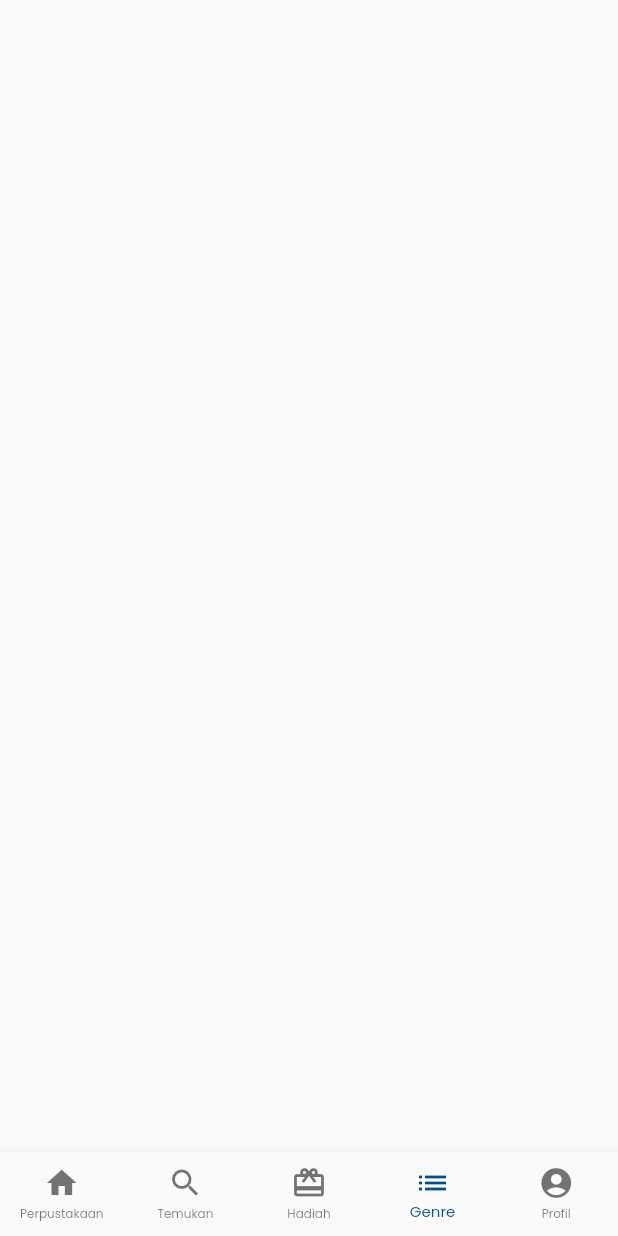
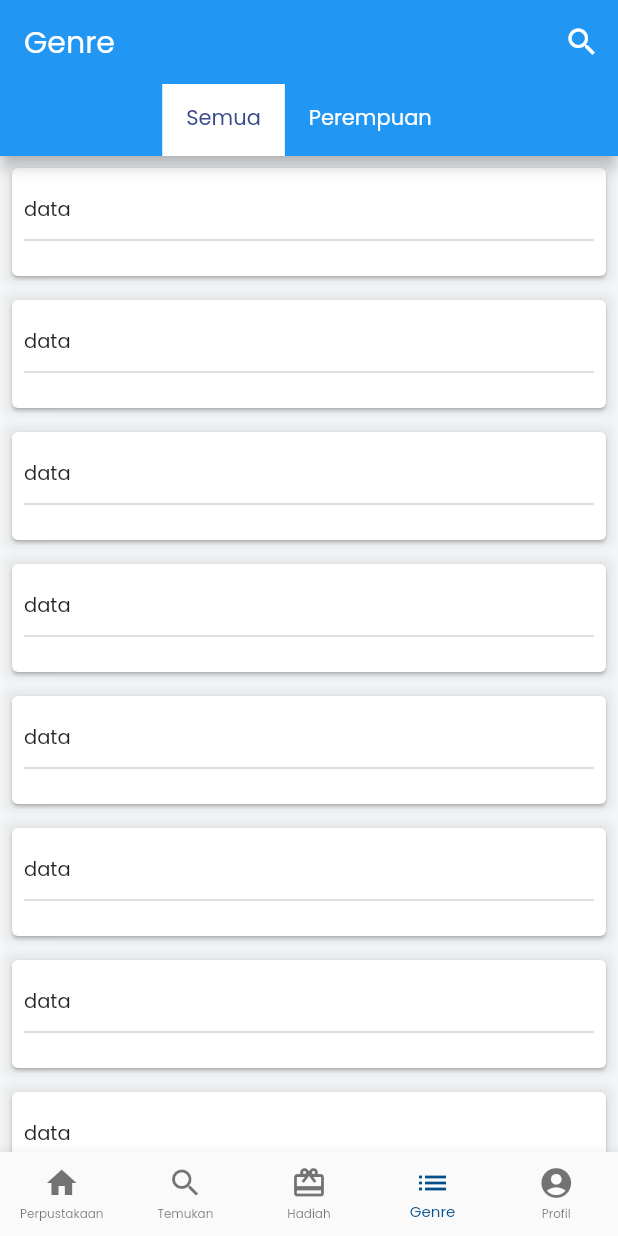
Before and after one commit to edward-reynara/flutter, a Flutter app: the screen it shows after launch, item 4 of the bottom bar chosen, on a phone screen of 412 x 824 dp. Run offline on Flutter 3.47's test engine with Material 2 defaults, Android fonts, the phone set to English and light mode, and no system bars; our stand-ins replace bloc, connectivity, device_info_plus, equatable, firebase_core, firebase_crashlytics and 5 more; missing offline and left inert: inject, platform_device_id; accounts and stored records are empty; generated files the repository leaves out were written again.

Commit message:
update top tab

```diff
--- /dev/null
+++ b/lib/feature/genre/resource/genre_api_provider.dart
@@ -0,0 +1,13 @@
+import 'dart:convert';
+import 'package:meta/meta.dart';
+import 'package:shared_preferences/shared_preferences.dart';
+
+import '../../../component/http/http_provider.dart';
+
+class GenreApiProvider {
+  HttpProvider apiProvider;
+  final String baseUrl;
+
+  GenreApiProvider({@required this.baseUrl, @required this.apiProvider})
+      : assert(apiProvider != null);
+}
--- /dev/null
+++ b/lib/feature/genre/resource/genre_repository.dart
@@ -0,0 +1,16 @@
+import 'package:meta/meta.dart';
+
+import '../../../component/helper/env.dart';
+import '../../../component/http/http_provider.dart';
+import 'genre_api_provider.dart';
+
+class GenreRepository {
+  final HttpProvider apiProvider;
+  GenreApiProvider genreApiProvider;
+  Env env;
+
+  GenreRepository({@required this.env, @required this.apiProvider}) {
+    genreApiProvider =
+        GenreApiProvider(baseUrl: env.baseUrl, apiProvider: apiProvider);
+  }
+}
--- /dev/null
+++ b/lib/feature/genre/tabbar_genre/bloc/tabbar_genre_bloc.dart
@@ -0,0 +1,159 @@
+import 'dart:async';
+import 'package:bloc/bloc.dart';
+import 'package:meta/meta.dart';
+import 'package:ringkasan_buku/feature/genre/tabbar_genre/bloc/tabbar_genre_event.dart';
+import 'package:ringkasan_buku/feature/genre/tabbar_genre/bloc/tabbar_genre_state.dart';
+import '../../resource/genre_repository.dart';
+
+class TabBarGenreBloc extends Bloc<TabBarGenreEvent, TabBarGenreState> {
+  int currentIndex = 0;
+  int page;
+
+  // List<Transaction> trans;
+
+  final GenreRepository genreRepository;
+
+  TabBarGenreBloc({@required this.genreRepository})
+      : assert(genreRepository != null);
+
+  @override
+  TabBarGenreState get initialState => TabLoading();
+
+  @override
+  Stream<TabBarGenreState> mapEventToState(TabBarGenreEvent event) async* {
+    final TabBarGenreState currentState = state;
+    // SharedPreferences prefs = await SharedPreferences.getInstance();
+    // int appId = prefs.getInt("appId");
+
+    if (event is TabStarted) {
+      this.add(TabTapped(index: this.currentIndex));
+      yield TabLoading();
+    }
+
+    if (event is TabTapped) {
+      page = 1;
+      this.currentIndex = event.index;
+      yield CurrentIndexChanged(currentIndex: this.currentIndex);
+      yield TabLoading();
+      // if (appId == null) {
+      //   yield EmptyTransaction(text: "Select your App first");
+      // }
+      // TODO Get All transaction
+      if (this.currentIndex == 0) {
+        try {
+          // final response =
+          //     await transactionRepository.getTransactionData(appId, 0, page);
+          // if (response.status == Status.ConnectivityError) {
+          //   yield ExpiredTransaction();
+          // }
+          // if (response.status == Status.NewToken) {
+          //   final response =
+          //       await transactionRepository.getTransactionData(appId, 0, page);
+          //   trans = response.data;
+          //   if (trans == null) {
+          //     yield ExpiredTransaction();
+          //   }
+          //   if (trans.length == 0) {
+          //     yield EmptyTransaction(text: "No data found for all transaction");
+          //   } else {
+          //     yield AllTransactionLoaded(trans: trans, reachMax: false);
+          //   }
+          // }
+          // if (response.status == Status.Success) {
+          //   trans = response.data;
+          //   if (trans.length == 0) {
+          //     yield EmptyTransaction(text: "No data found for all transaction");
+          //   } else {
+          yield AllGenreLoaded(reachMax: false);
+          // }
+          // }
+        } catch (e) {}
+      }
+
+      // TODO Get transaction completed
+      if (this.currentIndex == 1) {
+        try {
+          // final response =
+          //     await transactionRepository.getTransactionData(appId, 7, page);
+          // if (response.status == Status.ConnectivityError) {
+          //   yield ConnectionError();
+          // }
+          //
+          // if (response.status == Status.Success) {
+          //   trans = response.data;
+          //   if (trans.length == 0) {
+          yield EmptyGenre(text: "No data found");
+          //   } else {
+          //     yield CompletedTransactionLoaded(
+          //         trans: trans, busy: false, reachMax: false);
+          //   }
+          // }
+        } catch (e) {
+          if (e.toString() ==
+              "Error During Communication: No internet connection") {
+            yield ConnectionError();
+          } else if (e.toString() == "Gateway Timeout: Request Timeout") {
+            yield RequestTimeout();
+          }
+          print(e.toString());
+        }
+      }
+    }
+
+    // TODO Get New Items
+    // if (event is NewItems) {
+    //   // TODO Get New Items All Transaction
+    //   if (currentState is AllTransactionLoaded) {
+    //     try {
+    //       if (!currentState.reachMax) {
+    //         page += 1;
+    //         final response =
+    //             await transactionRepository.getTransactionData(appId, 0, page);
+    //         if (response.status == Status.ConnectivityError) {
+    //           yield ConnectionError();
+    //         }
+    //
+    //         if (response.status == Status.Success) {
+    //           trans = response.data;
+    //           if (trans.length == 0) {
+    //             yield AllTransactionLoaded(trans: [], reachMax: true);
+    //           } else {
+    //             yield AllTransactionLoaded(trans: trans, reachMax: false);
+    //           }
+    //         }
+    //       }
+    //     } catch (e) {
+    //       print(e.toString());
+    //     }
+    //   }
+
+    // TODO Get New Items Completed Transaction
+    // if (currentState is CompletedTransactionLoaded) {
+    //   try {
+    //     if (!currentState.reachMax) {
+    //       page += 1;
+    //       final response =
+    //           await transactionRepository.getTransactionData(appId, 7, page);
+    //       if (response.status == Status.ConnectivityError) {
+    //         yield ConnectionError();
+    //       }
+    //
+    //       if (response.status == Status.Success) {
+    //         trans = response.data;
+    //         if (trans.length == 0) {
+    //           yield CompletedTransactionLoaded(
+    //               trans: [], busy: false, reachMax: true);
+    //         } else {
+    //           yield CompletedTransactionLoaded(
+    //               trans: trans, busy: false, reachMax: false);
+    //         }
+    //       }
+    //     }
+    //   } catch (e) {
+    //     print(e.toString());
+    //   }
+    // }
+
+    // }
+  }
+}
--- /dev/null
+++ b/lib/feature/genre/tabbar_genre/bloc/tabbar_genre_event.dart
@@ -0,0 +1,33 @@
+import 'package:equatable/equatable.dart';
+import 'package:meta/meta.dart';
+
+abstract class TabBarGenreEvent extends Equatable {
+  const TabBarGenreEvent();
+}
+
+class TabStarted extends TabBarGenreEvent {
+  @override
+  List<Object> get props => [];
+}
+
+class TabTapped extends TabBarGenreEvent {
+  final int index;
+
+  TabTapped({@required this.index}) : super();
+
+  @override
+  String toString() => 'TabTapped: $index';
+
+  @override
+  List<Object> get props => [];
+}
+
+class TabSearch extends TabBarGenreEvent {
+  @override
+  List<Object> get props => [];
+}
+
+class NewItems extends TabBarGenreEvent {
+  @override
+  List<Object> get props => [];
+}
--- /dev/null
+++ b/lib/feature/genre/tabbar_genre/bloc/tabbar_genre_state.dart
@@ -0,0 +1,75 @@
+import 'package:equatable/equatable.dart';
+import 'package:meta/meta.dart';
+
+abstract class TabBarGenreState extends Equatable {
+  const TabBarGenreState();
+
+  @override
+  List<Object> get props => [];
+}
+
+class CurrentIndexChanged extends TabBarGenreState {
+  final int currentIndex;
+
+  CurrentIndexChanged({@required this.currentIndex});
+
+  @override
+  List<Object> get props => [];
+}
+
+class TabLoading extends TabBarGenreState {}
+
+class AllGenreLoaded extends TabBarGenreState {
+  final bool reachMax;
+
+  AllGenreLoaded({@required this.reachMax});
+
+  @override
+  List<Object> get props => [reachMax];
+
+  @override
+  String toString() => "All Genre tab loaded";
+}
+
+class PerempuanGenreLoaded extends TabBarGenreState {
+  final bool reachMax;
+  final bool busy;
+
+  PerempuanGenreLoaded({@required this.busy, @required this.reachMax});
+
+  @override
+  List<Object> get props => [reachMax];
+
+  @override
+  String toString() => "Perempuan Genre tab loaded";
+}
+
+class Error extends TabBarGenreState {
+  final String text;
+
+  Error({@required this.text});
+
+  @override
+  List<Object> get props => [text];
+
+  @override
+  String toString() => "$text";
+}
+
+class EmptyGenre extends TabBarGenreState {
+  final String text;
+
+  EmptyGenre({@required this.text});
+
+  @override
+  String toString() => "$text";
+
+  @override
+  List<Object> get props => [text];
+}
+
+class ExpiredGenre extends TabBarGenreState {}
+
+class RequestTimeout extends TabBarGenreState {}
+
+class ConnectionError extends TabBarGenreState {}
--- /dev/null
+++ b/lib/feature/genre/tabbar_genre/ui/genre_tab.dart
@@ -0,0 +1,157 @@
+import 'package:flutter/material.dart';
+import 'package:flutter_bloc/flutter_bloc.dart';
+import 'package:intl/intl.dart';
+
+import '../../../../app/Pallete.dart';
+import '../../../../component/helper/general_helper.dart';
+import '../bloc/tabbar_genre_bloc.dart';
+import '../bloc/tabbar_genre_event.dart';
+
+class GenreTab extends StatefulWidget {
+  // final List<Transaction> data;
+  final GeneralHelper helper;
+  final bool reachMax;
+
+  GenreTab({@required this.helper, @required this.reachMax});
+
+  @override
+  State<StatefulWidget> createState() => _GenreTab();
+}
+
+class _GenreTab extends State<GenreTab> {
+  bool isLoading = false;
+  // List<Transaction> tempList;
+  ScrollController _scrollController = new ScrollController();
+
+  @override
+  void initState() {
+    super.initState();
+    // tempList = widget.data;
+    _scrollController.addListener(_scrollListener);
+  }
+
+  @override
+  void dispose() {
+    super.dispose();
+    _scrollController.dispose();
+  }
+
+  void _scrollListener() {
+    if (!widget.reachMax && !isLoading) {
+      if (_scrollController.position.pixels ==
+          _scrollController.position.maxScrollExtent) {
+        setState(() {
+          isLoading = true;
+          loadData();
+        });
+      }
+    }
+  }
+
+  void loadData() {
+    if (!isLoading) {
+      setState(() {
+        isLoading = true;
+      });
+    }
+    BlocProvider.of<TabBarGenreBloc>(context).add(NewItems());
+    Future.delayed(Duration(seconds: 3, milliseconds: 500), () {
+      // tempList += widget.data;
+      setState(() {
+        isLoading = false;
+      });
+    });
+  }
+
+  @override
+  Widget build(BuildContext context) {
+    return RefreshIndicator(
+        onRefresh: () async {
+          BlocProvider.of<TabBarGenreBloc>(context).add(
+            TabStarted(),
+          );
+        },
+        child: Scrollbar(
+            child: Container(
+                color: Palette.whiteBg,
+                child: ListView.builder(
+                    scrollDirection: Axis.vertical,
+                    controller: _scrollController,
+                    physics: AlwaysScrollableScrollPhysics(),
+                    // itemCount:
+                    //     widget.reachMax ? tempList.length : tempList.length + 1,
+                    itemBuilder: (context, index) {
+                      // if (index == tempList.length && !widget.reachMax) {
+                      //   return buildProgressIndicator();
+                      // } else {
+                      return Container(
+                          margin: EdgeInsets.all(4.0),
+                          decoration: BoxDecoration(boxShadow: [
+                            BoxShadow(
+                              color: Colors.black.withOpacity(.07),
+                              blurRadius: 5,
+                            )
+                          ]),
+                          child: Card(
+                            child: ListTile(
+                              contentPadding: EdgeInsets.all(8.0),
+                              title: Column(
+                                crossAxisAlignment: CrossAxisAlignment.start,
+                                children: [
+                                  Container(
+                                    child: Column(
+                                        crossAxisAlignment:
+                                            CrossAxisAlignment.start,
+                                        children: [
+                                          Text(
+                                              // (index + 1).toString() +
+                                              //     ". " +
+                                              // tempList[index].orderId,
+                                              "data",
+                                              style: TextStyle(fontSize: 13)),
+                                          SizedBox(height: 5)
+                                        ]),
+                                  ),
+                                  separate(5),
+                                  // tempList[index].details.length > 0
+                                  //     ? SizedBox()
+                                  //     : Container(),
+                                ],
+                              ),
+                              onTap: () {
+                                // Navigator.push(
+                                //   context,
+                                //   MaterialPageRoute(
+                                //       builder: (context) =>
+                                //           TransactionDetail(
+                                //             data: tempList[index],
+                                //             helper: GeneralHelper(),
+                                //           )),
+                                // );
+                              },
+                            ),
+                          ));
+                    }
+                    // }
+                    ))));
+  }
+
+  Widget separate(double height) {
+    return Container(
+        color: Colors.black12,
+        height: 1.5,
+        margin: EdgeInsets.only(top: height, bottom: height));
+  }
+
+  Widget buildProgressIndicator() {
+    return Padding(
+      padding: const EdgeInsets.all(8.0),
+      child: new Center(
+        child: new Opacity(
+          opacity: isLoading ? 1.0 : 0,
+          child: new CircularProgressIndicator(),
+        ),
+      ),
+    );
+  }
+}
--- /dev/null
+++ b/lib/feature/genre/ui/genre_page.dart
@@ -0,0 +1,120 @@
+import 'package:flutter/material.dart';
+import 'package:flutter_bloc/flutter_bloc.dart';
+
+import '../../../app/Pallete.dart';
+import '../../../component/helper/general_helper.dart';
+import '../../../component/widget/alert_widget.dart';
+import '../../../component/widget/loading_widget.dart';
+import '../tabbar_genre/bloc/tabbar_genre_bloc.dart';
+import '../tabbar_genre/bloc/tabbar_genre_event.dart';
+import '../tabbar_genre/bloc/tabbar_genre_state.dart';
+import '../tabbar_genre/ui/genre_tab.dart';
+
+class GenrePage extends StatelessWidget {
+  @override
+  Widget build(BuildContext context) {
+    int tabIndex = 0;
+
+    return DefaultTabController(
+        length: 5,
+        child: Scaffold(
+            resizeToAvoidBottomInset: false,
+            appBar: AppBar(
+              title: Text("Genre", style: TextStyle(color: Colors.white)),
+              bottom: TabBar(
+                  onTap: (index) {
+                    tabIndex = index;
+                    BlocProvider.of<TabBarGenreBloc>(context)
+                        .add(TabTapped(index: index));
+                  },
+                  isScrollable: true,
+                  labelColor: Palette.blueNavy,
+                  unselectedLabelColor: Colors.white,
+                  indicatorSize: TabBarIndicatorSize.tab,
+                  indicator: BoxDecoration(
+                      borderRadius: BorderRadius.only(
+                          // topLeft: Radius.circular(10),
+                          // topRight: Radius.circular(10)
+                          ),
+                      color: Colors.white),
+                  tabs: [
+                    new Tab(text: "Semua"),
+                    new Tab(text: "Perempuan"),
+                  ]),
+              actions: [
+                IconButton(
+                  icon: Icon(
+                    Icons.search,
+                    color: Colors.white,
+                  ),
+                  onPressed: () {
+                    // Navigator.push(
+                    //   context,
+                    //   MaterialPageRoute(
+                    //       builder: (context) => BlocProvider(
+                    //           create: (context) {
+                    //             return SearchTransactionBloc(
+                    //                 transactionRepository:
+                    //                     TransactionRepository(
+                    //                         env: RepositoryProvider.of<Env>(
+                    //                             context),
+                    //                         apiProvider: RepositoryProvider.of<
+                    //                             HttpProvider>(context)))
+                    //               ..add(SearchStarted());
+                    //           },
+                    //           child: SearchTransactionPage(
+                    //               tabIndex: tabIndex,
+                    //               helper: GeneralHelper()))),
+                    // );
+                  },
+                ),
+              ],
+            ),
+            body: BlocBuilder<TabBarGenreBloc, TabBarGenreState>(
+              builder: (context, state) {
+                if (state is TabLoading) {
+                  return LoadingWidget(visible: true);
+                } else if (state is EmptyGenre) {
+                  return Center(
+                      child: Text(state.text,
+                          textAlign: TextAlign.center,
+                          style: TextStyle(fontSize: 16)));
+                } else if (state is ExpiredGenre) {
+                  return AlertWidget();
+                } else if (state is AllGenreLoaded) {
+                  return GenreTab(
+                      // data: state.trans,
+                      helper: GeneralHelper(),
+                      reachMax: state.reachMax);
+                } else if (state is PerempuanGenreLoaded) {
+                  return GenreTab(
+                      // data: state.trans,
+                      helper: GeneralHelper(),
+                      reachMax: state.reachMax);
+                }
+                //no internet + request timeout
+                else if (state is ConnectionError) {
+                  return refresh("", context);
+                } else if (state is RequestTimeout) {
+                  return refresh("Request Timeout", context);
+                }
+                return Container();
+              },
+            )));
+  }
+
+  //refresh beta
+  Center refresh(String text, context) {
+    return Center(
+        child: Column(
+      mainAxisAlignment: MainAxisAlignment.center,
+      children: [
+        Text(text),
+        // RaisedButton(
+        //     child: Text("Refresh", style: TextStyle(color: Colors.white)),
+        //     onPressed: () => BlocProvider.of<TabBarGenreBloc>(context)
+        //         .add(TabStarted()))
+      ],
+    ));
+  }
+}
--- a/lib/feature/home/ui/home_page.dart
+++ b/lib/feature/home/ui/home_page.dart
@@ -72,8 +72,8 @@ class _HomePage extends State<HomePage> with SingleTickerProviderStateMixin {
                     labelColor: Theme.of(context).primaryColor,
                     unselectedLabelColor: Colors.grey,
                     tabs: [
-                      Tab(text: 'ACTIVE'),
-                      Tab(text: 'EXPIRING'),
+                      Tab(text: 'Bacaan Terakhir'),
+                      Tab(text: 'Daftar Saya'),
                     ],
                   ),
                 ),
--- a/lib/feature/main/bottom_navigation/bottom_navigation_bloc.dart
+++ b/lib/feature/main/bottom_navigation/bottom_navigation_bloc.dart
@@ -48,7 +48,7 @@ class BottomNavigationBloc
         if (targetMenu == "searchproduct") {
           this.currentIndex = 3;
           prefs.remove("target_menu");
-          yield SearchPageLoaded(text: "Search");
+          // yield SearchPageLoaded(text: "Search");
         }
       }
       this.add(PageTapped(index: this.currentIndex));
@@ -74,7 +74,7 @@ class BottomNavigationBloc
       }
 
       if (this.currentIndex == 3) {
-        yield SearchPageLoaded(text: "SEARCH");
+        yield GenrePageLoaded(text: "GENRE");
       }
 
       if (this.currentIndex == 4) {
--- a/lib/feature/main/bottom_navigation/bottom_navigation_state.dart
+++ b/lib/feature/main/bottom_navigation/bottom_navigation_state.dart
@@ -60,16 +60,16 @@ class AddPageLoaded extends BottomNavigationState {
   String toString() => "add page load with text: $text";
 }
 
-class SearchPageLoaded extends BottomNavigationState {
+class GenrePageLoaded extends BottomNavigationState {
   final String text;
 
-  SearchPageLoaded({@required this.text}) : super([text]);
+  GenrePageLoaded({@required this.text}) : super([text]);
 
   @override
   List<Object> get props => [];
 
   @override
-  String toString() => "searchproduct page load with text: $text";
+  String toString() => "search page load with text: $text";
 }
 
 class SettingsPageLoaded extends BottomNavigationState {
--- a/lib/feature/main/ui/main_page.dart
+++ b/lib/feature/main/ui/main_page.dart
@@ -4,6 +4,10 @@ import 'package:flutter_bloc/flutter_bloc.dart';
 import '../../../component/helper/env.dart';
 import '../../../component/http/http_provider.dart';
 import '../../../component/widget/loading_widget.dart';
+import '../../genre/resource/genre_repository.dart';
+import '../../genre/tabbar_genre/bloc/tabbar_genre_bloc.dart';
+import '../../genre/tabbar_genre/bloc/tabbar_genre_event.dart';
+import '../../genre/ui/genre_page.dart';
 import '../../home/bloc/home_bloc.dart';
 import '../../home/bloc/home_event.dart';
 import '../../home/resource/home_repository.dart';
@@ -50,6 +54,27 @@ class MainPage extends StatelessWidget {
                       )..add(HomeStarted());
                     },
                     child: HomePage(),
+                  ),
+                );
+              }
+              if (state is GenrePageLoaded) {
+                print('GenrePageLoaded');
+                LoadingWidget(visible: false);
+                return RepositoryProvider(
+                  create: (context) => GenreRepository(
+                      apiProvider: RepositoryProvider.of<HttpProvider>(context),
+                      env: RepositoryProvider.of<Env>(context)),
+                  child: BlocProvider(
+                    create: (context) {
+                      return TabBarGenreBloc(
+                        genreRepository: GenreRepository(
+                          apiProvider:
+                              RepositoryProvider.of<HttpProvider>(context),
+                          env: RepositoryProvider.of<Env>(context),
+                        ),
+                      )..add(TabStarted());
+                    },
+                    child: GenrePage(),
                   ),
                 );
               }
```
